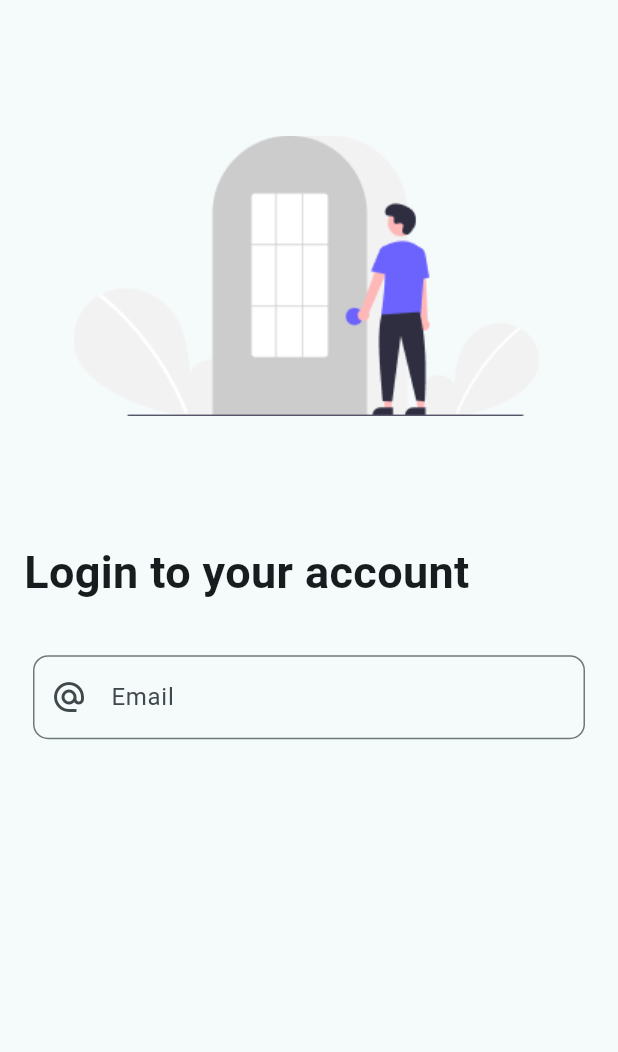
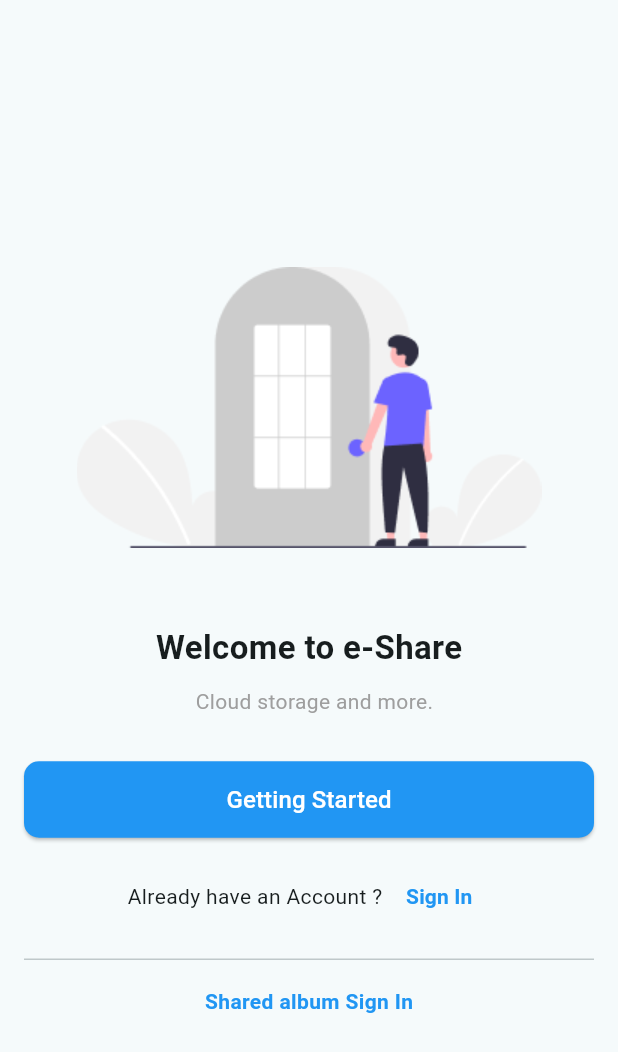
Before and after one commit to shreyas-codes25/eshare, a Flutter app: the screen it shows after launch, on a phone screen of 412 x 824 dp. Shown: the top 1052 px of the screen. Run offline on Flutter 3.47's test engine with Material 3 defaults, Android fonts, the phone set to English and light mode, and no system bars; our stand-ins replace fluttertoast, shared_preferences; Roboto replaces fonts that are missing (Poppins).

Commit message:
auth part done, start page styling left

```diff
--- a/lib/auth/login.dart
+++ /dev/null
@@ -1,51 +0,0 @@
-import 'package:eshare/widgets/textfield.dart';
-import 'package:flutter/material.dart';
-
-class Login extends StatefulWidget {
-  const Login({super.key});
-
-  @override
-  State<Login> createState() => _LoginState();
-}
-
-class _LoginState extends State<Login> {
-  @override
-  Widget build(BuildContext context) {
-    return Scaffold(
-      resizeToAvoidBottomInset: true,
-      body: SafeArea(
-          child: Padding(
-        padding: const EdgeInsets.all(8.0),
-        child: Column(
-          crossAxisAlignment: CrossAxisAlignment.start,
-          children: [
-            Padding(
-              padding: EdgeInsets.symmetric(
-                  horizontal: MediaQuery.of(context).size.width * 0.1,
-                  vertical: MediaQuery.of(context).size.height * 0.1),
-              child: Image.asset("assets/images/login.png"),
-            ),
-            Padding(
-              padding: const EdgeInsets.only(left: 8.0),
-              child: customText(title: "Login to your account", size: 30),
-            ),
-            SizedBox(
-              height: 20,
-            ),
-            Padding(
-              padding: const EdgeInsets.all(14.0),
-              child: TextField(
-                decoration: InputDecoration(
-                    prefixIcon: Icon(Icons.alternate_email),
-                    hintText: "email or username",
-                    labelText: "Email",
-                    border: OutlineInputBorder(
-                        borderRadius: BorderRadius.circular(10))),
-              ),
-            ),
-          ],
-        ),
-      )),
-    );
-  }
-}
--- a/lib/main.dart
+++ b/lib/main.dart
@@ -1,4 +1,5 @@
-import 'package:eshare/auth/login.dart';
+import 'package:eshare/screens/startpage/start_page.dart';
+
 import 'package:flutter/material.dart';
 
 void main() {
@@ -16,7 +17,7 @@ class MyApp extends StatelessWidget {
             seedColor: const Color.fromARGB(255, 255, 255, 255)),
         useMaterial3: true,
       ),
-      home: const Login(),
+      home: const StartPage(),
       debugShowCheckedModeBanner: false,
     );
   }
--- /dev/null
+++ b/lib/screens/startpage/start_page.dart
@@ -0,0 +1,88 @@
+import 'package:eshare/auth/login/email.dart';
+import 'package:flutter/material.dart';
+
+class StartPage extends StatelessWidget {
+  const StartPage({super.key});
+
+  @override
+  Widget build(BuildContext context) {
+    return Scaffold(
+      body: Padding(
+        padding: const EdgeInsets.all(16.0),
+        child: Column(
+          mainAxisAlignment: MainAxisAlignment.center,
+          crossAxisAlignment: CrossAxisAlignment.center,
+          children: [
+            Image.asset("assets/images/login.png", height: 250),
+            const SizedBox(height: 20),
+            const Text(
+              "Welcome to e-Share",
+              style: TextStyle(
+                fontSize: 22,
+                fontWeight: FontWeight.bold,
+              ),
+            ),
+            const SizedBox(height: 10),
+            const Text(
+              "  Cloud storage and more.",
+              textAlign: TextAlign.center,
+              style: TextStyle(fontSize: 14, color: Colors.grey),
+            ),
+            const SizedBox(height: 30),
+            SizedBox(
+              width: double.infinity,
+              child: ElevatedButton(
+                style: ElevatedButton.styleFrom(
+                  padding: const EdgeInsets.symmetric(vertical: 14),
+                  backgroundColor: Colors.blue,
+                  shape: RoundedRectangleBorder(
+                    borderRadius: BorderRadius.circular(10),
+                  ),
+                ),
+                onPressed: () {},
+                child: const Text(
+                  "Getting Started",
+                  style: TextStyle(fontSize: 16, color: Colors.white),
+                ),
+              ),
+            ),
+            const SizedBox(height: 15),
+            Row(
+              mainAxisAlignment: MainAxisAlignment.center,
+              children: [
+                const Text("Already have an Account ? "),
+                TextButton(
+                    onPressed: () {
+                      Navigator.push(
+                          context,
+                          MaterialPageRoute(
+                              builder: (context) => const Email()));
+                    },
+                    child: Text(
+                      "Sign In",
+                      style: TextStyle(
+                        color: Colors.blue,
+                        fontWeight: FontWeight.bold,
+                      ),
+                    )),
+              ],
+            ),
+            const SizedBox(height: 10),
+            const Divider(),
+            const SizedBox(height: 10),
+            GestureDetector(
+              onTap: () {},
+              child: const Text(
+                "Shared album Sign In",
+                style: TextStyle(
+                  color: Colors.blue,
+                  fontWeight: FontWeight.bold,
+                ),
+              ),
+            ),
+          ],
+        ),
+      ),
+    );
+  }
+}
--- a/pubspec.yaml
+++ b/pubspec.yaml
@@ -35,6 +35,8 @@ dependencies:
   # Use with the CupertinoIcons class for iOS style icons.
   cupertino_icons: ^1.0.8
   http: ^1.3.0
+  shared_preferences: ^2.5.2
+  fluttertoast: ^8.2.12
 
 dev_dependencies:
   flutter_test:
```
Also changed, not shown: lib/auth/login/auth_btn.dart (added, +35 -0 lines), lib/auth/login/email.dart (added, +102 -0 lines), lib/auth/login/password.dart (added, +102 -0 lines), lib/auth/services/authenticate.dart (added, +54 -0 lines), lib/auth/services/forwarding.dart (added, +25 -0 lines), lib/helper/prefs_helper.dart (added, +40 -0 lines), lib/providers/auth/auth_provider.dart (+72 -10 lines), lib/screens/home/home_screen.dart (added, +22 -0 lines), lib/widgets/t_and_c.dart (added, +64 -0 lines), flutter_01.png (added), pubspec.lock, 2 other files.
